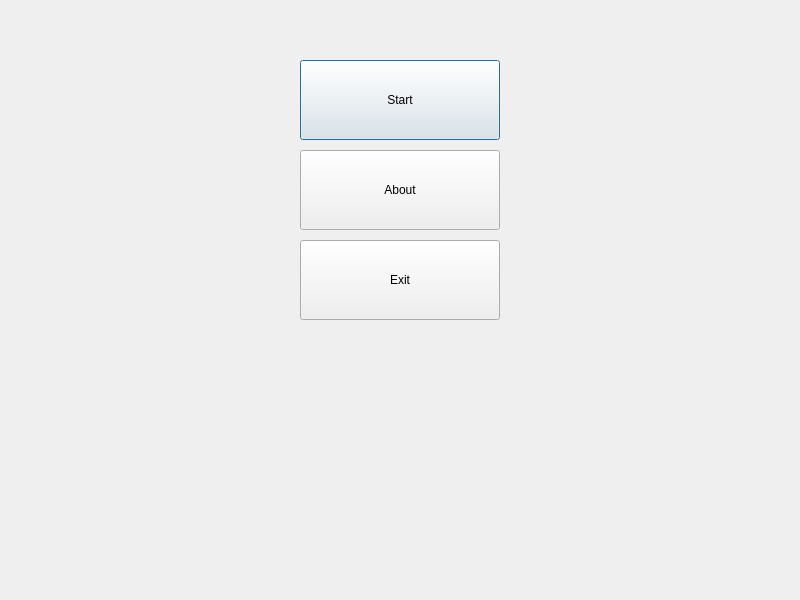
Above: mainmenu.ui from GogaFroga/HazeKingdom before the change. Below: the same form after it.
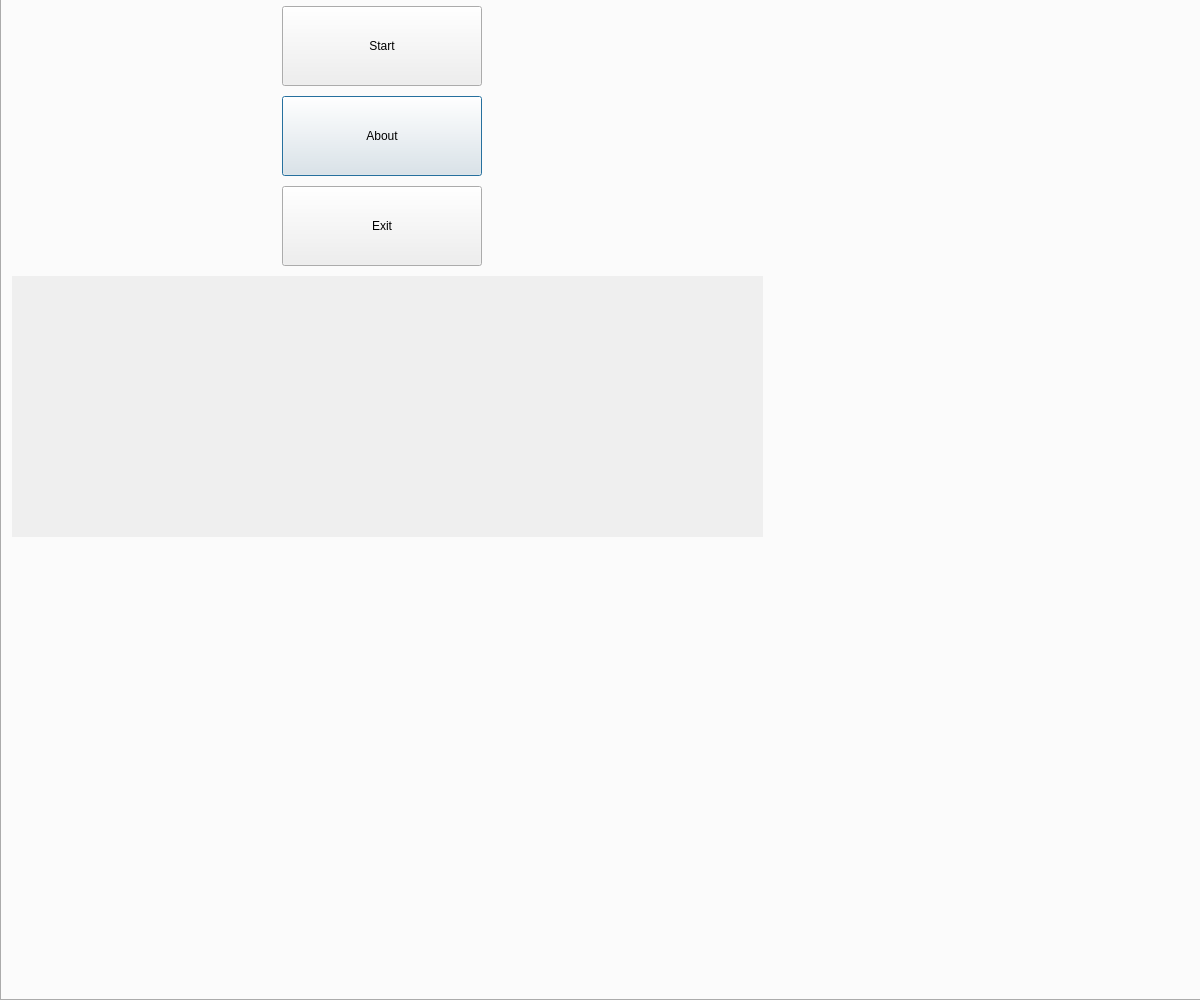
That is the form after the change.

The edit to the form file:
```diff
--- a/mainmenu.ui
+++ b/mainmenu.ui
@@ -9,34 +9,46 @@
    <rect>
     <x>0</x>
     <y>0</y>
-    <width>800</width>
-    <height>600</height>
+    <width>1200</width>
+    <height>1000</height>
    </rect>
   </property>
   <property name="windowTitle">
    <string>mainmenu</string>
   </property>
-  <widget class="QPushButton" name="pushButton">
+  <widget class="QTabWidget" name="tabWidget">
    <property name="geometry">
     <rect>
-     <x>300</x>
-     <y>60</y>
-     <width>200</width>
-     <height>80</height>
+     <x>0</x>
+     <y>-30</y>
+     <width>1201</width>
+     <height>1031</height>
     </rect>
    </property>
-   <property name="text">
-    <string>Start</string>
+   <property name="currentIndex">
+    <number>0</number>
    </property>
-  </widget>
-  <widget class="QPushButton" name="About">
+   <widget class="QWidget" name="mainmenu_tab">
+    <property name="enabled">
+     <bool>true</bool>
+    </property>
+    <property name="accessibleName">
+     <string/>
+    </property>
+    <property name="inputMethodHints">
+     <set>Qt::ImhNone</set>
+    </property>
+    <attribute name="title">
+     <string>Tab 1</string>
+    </attribute>
+    <widget class="QPushButton" name="about">
    <property name="enabled">
     <bool>true</bool>
    </property>
    <property name="geometry">
     <rect>
-     <x>300</x>
-     <y>150</y>
+       <x>280</x>
+       <y>100</y>
      <width>200</width>
      <height>80</height>
     </rect>
@@ -48,11 +60,24 @@
     <bool>true</bool>
    </property>
   </widget>
+    <widget class="QPushButton" name="start">
+     <property name="geometry">
+      <rect>
+       <x>280</x>
+       <y>10</y>
+       <width>200</width>
+       <height>80</height>
+      </rect>
+     </property>
+     <property name="text">
+      <string>Start</string>
+     </property>
+    </widget>
   <widget class="QPushButton" name="exit">
    <property name="geometry">
     <rect>
-     <x>300</x>
-     <y>240</y>
+       <x>280</x>
+       <y>190</y>
      <width>200</width>
      <height>80</height>
     </rect>
@@ -67,8 +92,8 @@
    </property>
    <property name="geometry">
     <rect>
-     <x>20</x>
-     <y>330</y>
+       <x>10</x>
+       <y>280</y>
      <width>751</width>
      <height>261</height>
     </rect>
@@ -86,18 +111,17 @@
     <number>0</number>
    </property>
   </widget>
-  <widget class="QGraphicsView" name="map">
-   <property name="enabled">
-    <bool>false</bool>
-   </property>
-   <property name="geometry">
-    <rect>
-     <x>0</x>
-     <y>0</y>
-     <width>0</width>
-     <height>0</height>
-    </rect>
-   </property>
+   </widget>
+   <widget class="QWidget" name="game_tab">
+    <attribute name="title">
+     <string>Tab 2</string>
+    </attribute>
+   </widget>
+   <widget class="QWidget" name="player_tab">
+    <attribute name="title">
+     <string>Страница</string>
+    </attribute>
+   </widget>
   </widget>
  </widget>
  <resources/>
```
Lines whose indentation alone changed are shown as unchanged.
